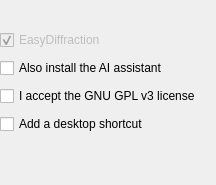
This is tools/installer/AssistantForm.ui in enhantica/edi as Qt 5 draws it before an edit. The edited form follows.
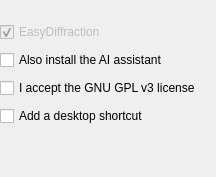
This is the edited form.

Commit message: Settle installer row gaps on screen and tidy the summary and done text

Patch:
```diff
--- a/tools/installer/AssistantForm.ui
+++ b/tools/installer/AssistantForm.ui
@@ -19,9 +19,12 @@
        its cell (its layout margins), and a column holding one moves all its rows right to make room, so boxes and
        text started 2 px apart. A row's own layout takes up its box's margins, so every row starts at the column's
        edge and each row's frame is its cell: one 8 px gap between all rows. -->
+  <!-- The column has no spacing of its own: above each row a gap widget, 8 high, which Installer.qs (settleForm)
+       sets once the page shows so that the drawn frames stand one row gap apart, the logo one step above the rest.
+       A check box's frame on macOS does not sit where its row starts, so a fixed spacing cannot do it. -->
   <layout class="QVBoxLayout" name="AssistantLayout">
    <property name="spacing">
-    <number>8</number>
+    <number>0</number>
    </property>
    <property name="leftMargin">
     <number>0</number>
@@ -37,7 +40,6 @@
     <number>0</number>
    </property>
    <item>
-    <!-- The logo stands one step (16) above the rows: the row gap and 8 under it. -->
     <layout class="QHBoxLayout" name="LogoRow">
      <property name="spacing">
       <number>8</number>
@@ -52,7 +54,7 @@
       <number>0</number>
      </property>
      <property name="bottomMargin">
-      <number>8</number>
+      <number>0</number>
      </property>
      <item>
       <widget class="QLabel" name="FormLogo">
@@ -63,6 +65,22 @@
      </item>
     </layout>
    </item>
+   <item>
+    <widget class="QWidget" name="AppRowGap">
+     <property name="minimumSize">
+      <size>
+       <width>0</width>
+       <height>8</height>
+      </size>
+     </property>
+     <property name="maximumSize">
+      <size>
+       <width>16777215</width>
+       <height>8</height>
+      </size>
+     </property>
+    </widget>
+   </item>
    <item>
     <layout class="QHBoxLayout" name="AppRow">
      <property name="spacing">
@@ -98,6 +116,22 @@
      </item>
     </layout>
    </item>
+   <item>
+    <widget class="QWidget" name="AssistantRowGap">
+     <property name="minimumSize">
+      <size>
+       <width>0</width>
+       <height>8</height>
+      </size>
+     </property>
+     <property name="maximumSize">
+      <size>
+       <width>16777215</width>
+       <height>8</height>
+      </size>
+     </property>
+    </widget>
+   </item>
    <item>
     <layout class="QHBoxLayout" name="AssistantRow">
      <property name="spacing">
@@ -124,6 +158,22 @@
      </item>
     </layout>
    </item>
+   <item>
+    <widget class="QWidget" name="LicenseRowGap">
+     <property name="minimumSize">
+      <size>
+       <width>0</width>
+       <height>8</height>
+      </size>
+     </property>
+     <property name="maximumSize">
+      <size>
+       <width>16777215</width>
+       <height>8</height>
+      </size>
+     </property>
+    </widget>
+   </item>
    <item>
     <layout class="QHBoxLayout" name="LicenseRow">
      <property name="spacing">
@@ -165,6 +215,22 @@
      </item>
     </layout>
    </item>
+   <item>
+    <widget class="QWidget" name="ShortcutRowGap">
+     <property name="minimumSize">
+      <size>
+       <width>0</width>
+       <height>8</height>
+      </size>
+     </property>
+     <property name="maximumSize">
+      <size>
+       <width>16777215</width>
+       <height>8</height>
+      </size>
+     </property>
+    </widget>
+   </item>
    <item>
     <layout class="QHBoxLayout" name="ShortcutRow">
      <property name="spacing">
@@ -191,6 +257,22 @@
      </item>
     </layout>
    </item>
+   <item>
+    <widget class="QWidget" name="NoticeRowGap">
+     <property name="minimumSize">
+      <size>
+       <width>0</width>
+       <height>8</height>
+      </size>
+     </property>
+     <property name="maximumSize">
+      <size>
+       <width>16777215</width>
+       <height>8</height>
+      </size>
+     </property>
+    </widget>
+   </item>
    <item>
     <layout class="QHBoxLayout" name="NoticeRow">
      <property name="spacing">
@@ -220,6 +302,22 @@
      </item>
     </layout>
    </item>
+   <item>
+    <widget class="QWidget" name="SpaceRowGap">
+     <property name="minimumSize">
+      <size>
+       <width>0</width>
+       <height>8</height>
+      </size>
+     </property>
+     <property name="maximumSize">
+      <size>
+       <width>16777215</width>
+       <height>8</height>
+      </size>
+     </property>
+    </widget>
+   </item>
    <item>
     <layout class="QHBoxLayout" name="SpaceRow">
      <property name="spacing">
```
The commit also changes 3 other files.
